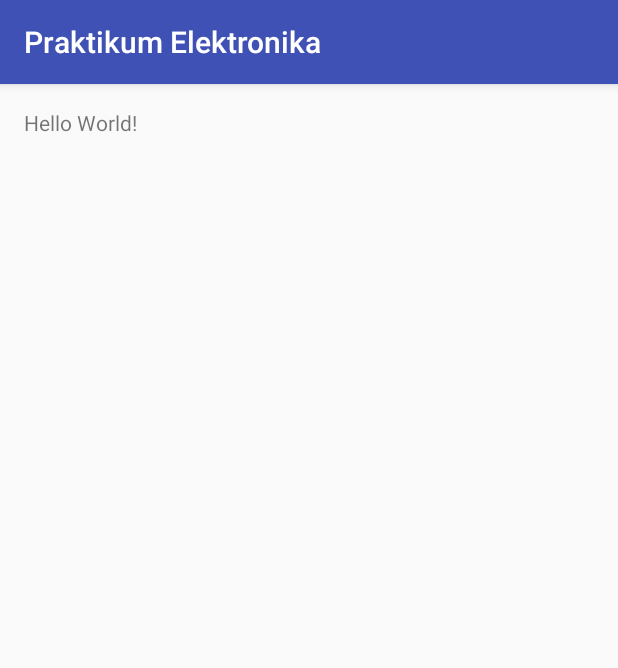
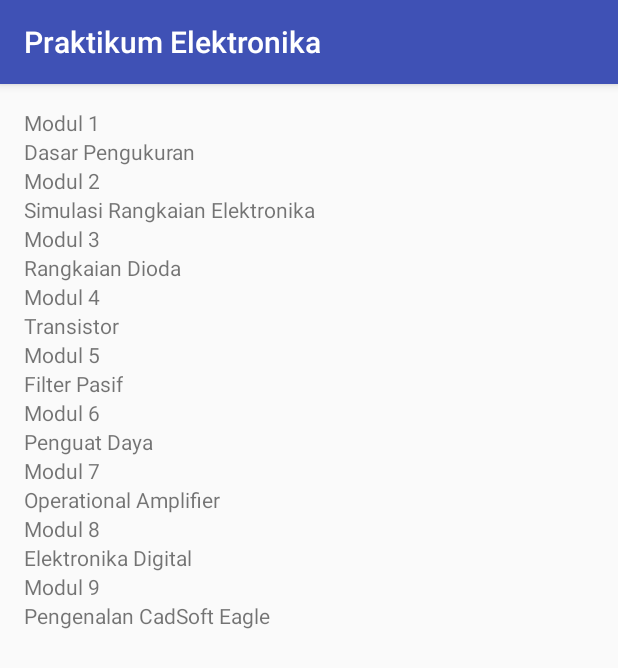
Before and after one commit to fadhmuhammad/Praktikum-Elektronika, an Android app: the screen it shows after launch (MainActivity), on a phone screen of 412 x 824 dp. Shown: the top 668 px of the screen. Run offline under Robolectric (Android 15) with nearby library versions, the phone set to English and light mode, and no system bars.

Commit message:
Add modules list

```diff
--- a/app/build.gradle
+++ b/app/build.gradle
@@ -20,7 +20,8 @@ android {
 }
 
 dependencies {
-    compile fileTree(dir: 'libs', include: ['*.jar'])
+    compile fileTree(include: ['*.jar'], dir: 'libs')
     testCompile 'junit:junit:4.12'
     compile 'com.android.support:appcompat-v7:24.2.0'
+    compile 'com.android.support:recyclerview-v7:24.2.0'
 }
--- a/app/src/main/java/xyz/fadh/praktikumelektronika/MainActivity.java
+++ b/app/src/main/java/xyz/fadh/praktikumelektronika/MainActivity.java
@@ -2,12 +2,25 @@ package xyz.fadh.praktikumelektronika;
 
 import android.support.v7.app.AppCompatActivity;
 import android.os.Bundle;
+import android.support.v7.widget.LinearLayoutManager;
+import android.support.v7.widget.RecyclerView;
+
+import java.util.ArrayList;
 
 public class MainActivity extends AppCompatActivity {
+
+    ArrayList<Module> modules;
 
     @Override
     protected void onCreate(Bundle savedInstanceState) {
         super.onCreate(savedInstanceState);
         setContentView(R.layout.activity_main);
+
+        RecyclerView rvModules = (RecyclerView) findViewById(R.id.rvModule);
+
+        modules = Module.createModuleList();
+        ModuleAdapter adapter = new ModuleAdapter(this, modules);
+        rvModules.setAdapter(adapter);
+        rvModules.setLayoutManager(new LinearLayoutManager(this));
     }
 }
--- /dev/null
+++ b/app/src/main/java/xyz/fadh/praktikumelektronika/Module.java
@@ -0,0 +1,38 @@
+package xyz.fadh.praktikumelektronika;
+
+import java.util.ArrayList;
+
+/**
+ * Created by fadhl on 8/27/2016.
+ */
+public class Module {
+    public int number;
+    public String name;
+
+    public Module(int no, String title){
+        this.number = no;
+        this.name = title;
+    }
+
+    public int getNumber(){
+        return number;
+    }
+    public String getName(){
+        return name;
+    }
+
+    public static ArrayList<Module> createModuleList(){
+        ArrayList<Module> modules = new ArrayList<Module>();
+        modules.add(new Module(1,"Dasar Pengukuran"));
+        modules.add(new Module(2,"Simulasi Rangkaian Elektronika"));
+        modules.add(new Module(3,"Rangkaian Dioda"));
+        modules.add(new Module(4,"Transistor"));
+        modules.add(new Module(5,"Filter Pasif"));
+        modules.add(new Module(6,"Penguat Daya"));
+        modules.add(new Module(7,"Operational Amplifier"));
+        modules.add(new Module(8,"Elektronika Digital"));
+        modules.add(new Module(9,"Pengenalan CadSoft Eagle"));
+
+        return modules;
+    }
+}
--- /dev/null
+++ b/app/src/main/java/xyz/fadh/praktikumelektronika/ModuleAdapter.java
@@ -0,0 +1,70 @@
+package xyz.fadh.praktikumelektronika;
+
+import android.content.Context;
+import android.support.v7.widget.RecyclerView;
+import android.view.LayoutInflater;
+import android.view.View;
+import android.view.ViewGroup;
+import android.widget.ArrayAdapter;
+import android.widget.TextView;
+
+import java.util.ArrayList;
+import java.util.List;
+
+/**
+ * Created by fadhl on 8/27/2016.
+ * Tutorial : http://guides.codepath.com/android/Using-the-RecyclerView
+ */
+public class ModuleAdapter extends
+        RecyclerView.Adapter<ModuleAdapter.ViewHolder> {
+
+    public static class ViewHolder extends RecyclerView.ViewHolder {
+        public TextView tvNumber;
+        public TextView tvName;
+
+        public ViewHolder(View itemView) {
+            super(itemView);
+
+            tvNumber = (TextView) itemView.findViewById(R.id.tvNumber);
+            tvName = (TextView) itemView.findViewById(R.id.tvName);
+        }
+    }
+
+    private List<Module> mModules;
+    private Context mContext;
+
+    public ModuleAdapter(Context context, List<Module> modules) {
+        mModules = modules;
+        mContext = context;
+    }
+
+    private Context getmContext() {
+        return mContext;
+    }
+
+    @Override
+    public ModuleAdapter.ViewHolder onCreateViewHolder(ViewGroup parent, int viewType){
+        Context context = parent.getContext();
+        LayoutInflater inflater = LayoutInflater.from(context);
+
+        View moduleView = inflater.inflate(R.layout.item_module, parent, false);
+
+        ViewHolder viewHolder = new ViewHolder(moduleView);
+        return viewHolder;
+    }
+
+    @Override
+    public void onBindViewHolder(ModuleAdapter.ViewHolder viewHolder, int position){
+        Module module = mModules.get(position);
+
+        TextView noTextView = viewHolder.tvNumber;
+        noTextView.setText("Modul " + module.getNumber());
+        TextView nameTextView = viewHolder.tvName;
+        nameTextView.setText(module.getName());
+    }
+
+    @Override
+    public  int getItemCount(){
+        return  mModules.size();
+    }
+}
--- a/app/src/main/res/layout/activity_main.xml
+++ b/app/src/main/res/layout/activity_main.xml
@@ -9,8 +9,8 @@
     android:paddingTop="@dimen/activity_vertical_margin"
     tools:context="xyz.fadh.praktikumelektronika.MainActivity">
 
-    <TextView
-        android:layout_width="wrap_content"
-        android:layout_height="wrap_content"
-        android:text="Hello World!" />
+    <android.support.v7.widget.RecyclerView
+        android:id="@+id/rvModule"
+        android:layout_width="match_parent"
+        android:layout_height="match_parent"/>
 </RelativeLayout>
--- /dev/null
+++ b/app/src/main/res/layout/item_module.xml
@@ -0,0 +1,15 @@
+<?xml version="1.0" encoding="utf-8"?>
+<LinearLayout xmlns:android="http://schemas.android.com/apk/res/android"
+    android:orientation="vertical" android:layout_width="match_parent"
+    android:layout_height="wrap_content">
+    <TextView
+        android:id="@+id/tvNumber"
+        android:layout_width="wrap_content"
+        android:layout_height="wrap_content"
+        android:text="No" />
+    <TextView
+        android:id="@+id/tvName"
+        android:layout_width="wrap_content"
+        android:layout_height="wrap_content"
+        android:text="Name" />
+</LinearLayout>
```
Also changed, not shown: 1 other file.
